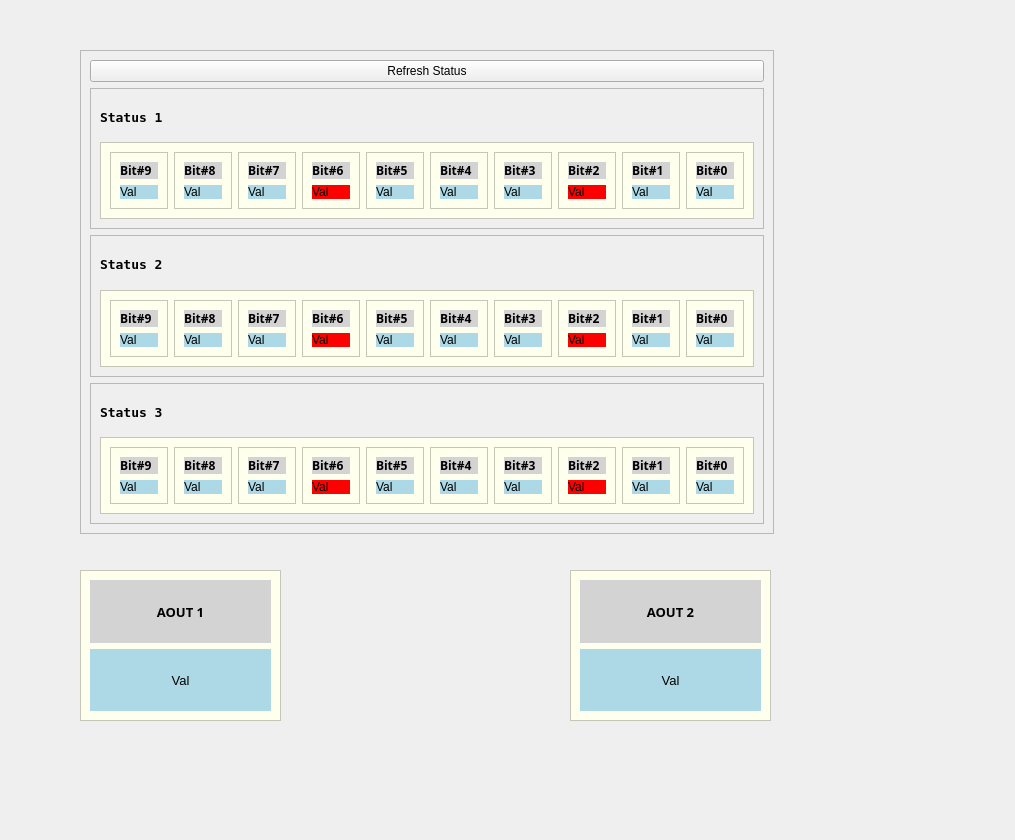
Before: the Qt Designer form host_ware/UIs/status_gui.ui in Mahmoussam/EwE, drawn with Qt 5.
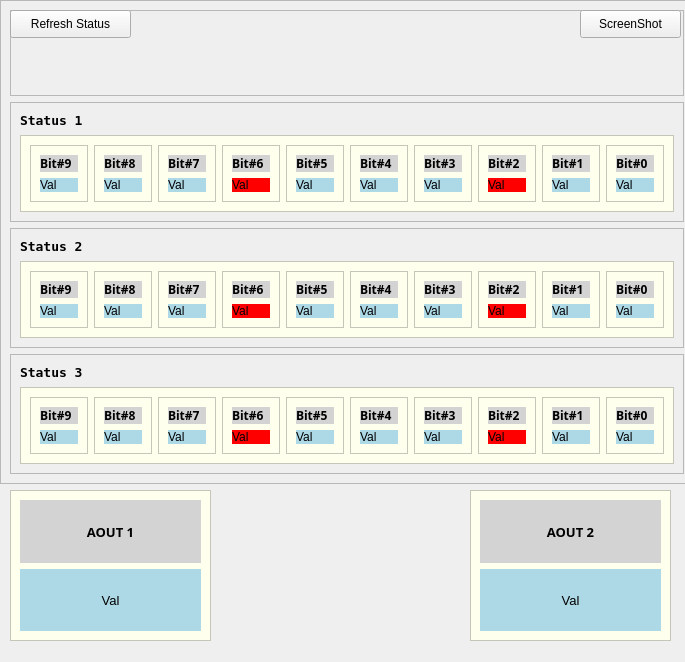
After: the same form once the commit is applied. Icons and pictures are not drawn.

Commit message: [+] UI/UX enhancement commit: [*] uses dynamically generated absolute paths [*] checks for missing files on startup [*] added screenshot buutton to GD status ui [#] Tested.

The edit to the form file:
```diff
--- a/host_ware/UIs/status_gui.ui
+++ b/host_ware/UIs/status_gui.ui
@@ -6,8 +6,8 @@
    <rect>
     <x>0</x>
     <y>0</y>
-    <width>1015</width>
-    <height>840</height>
+    <width>685</width>
+    <height>662</height>
    </rect>
   </property>
   <property name="windowTitle">
@@ -16,8 +16,8 @@
   <widget class="QFrame" name="frame_13">
    <property name="geometry">
     <rect>
-     <x>80</x>
-     <y>50</y>
+     <x>0</x>
+     <y>0</y>
      <width>694</width>
      <height>484</height>
     </rect>
@@ -30,10 +30,56 @@
    </property>
    <layout class="QVBoxLayout" name="verticalLayout_45">
     <item>
-     <widget class="QPushButton" name="pushButton">
-      <property name="text">
-       <string>Refresh Status</string>
+     <widget class="QFrame" name="frame">
+      <property name="frameShape">
+       <enum>QFrame::StyledPanel</enum>
       </property>
+      <property name="frameShadow">
+       <enum>QFrame::Raised</enum>
+      </property>
+      <widget class="QPushButton" name="refresh_status_button">
+       <property name="geometry">
+        <rect>
+         <x>0</x>
+         <y>0</y>
+         <width>121</width>
+         <height>28</height>
+        </rect>
+       </property>
+       <property name="toolTip">
+        <string>Refresh status values. a request to mcu.</string>
+       </property>
+       <property name="text">
+        <string>Refresh Status</string>
+       </property>
+       <property name="icon">
+        <iconset resource="../icons/icons.qrc">
+         <normaloff>:/icon/refresh.svg</normaloff>:/icon/refresh.svg</iconset>
+       </property>
+      </widget>
+      <widget class="QPushButton" name="screenshot_button">
+       <property name="geometry">
+        <rect>
+         <x>570</x>
+         <y>0</y>
+         <width>101</width>
+         <height>28</height>
+        </rect>
+       </property>
+       <property name="toolTip">
+        <string>take scrn shot of the ui</string>
+       </property>
+       <property name="statusTip">
+        <string>Saves already shown registers data by taking screenshot of ui.saved to `./screenshots`</string>
+       </property>
+       <property name="text">
+        <string>ScreenShot</string>
+       </property>
+       <property name="icon">
+        <iconset resource="../icons/icons.qrc">
+         <normaloff>:/icon/screenshot.svg</normaloff>:/icon/screenshot.svg</iconset>
+       </property>
+      </widget>
      </widget>
     </item>
     <item>
@@ -1427,8 +1473,8 @@
   <widget class="QFrame" name="frame_50">
    <property name="geometry">
     <rect>
-     <x>80</x>
-     <y>570</y>
+     <x>10</x>
+     <y>490</y>
      <width>201</width>
      <height>151</height>
     </rect>
@@ -1487,8 +1533,8 @@
   <widget class="QFrame" name="frame_51">
    <property name="geometry">
     <rect>
-     <x>570</x>
-     <y>570</y>
+     <x>470</x>
+     <y>490</y>
      <width>201</width>
      <height>151</height>
     </rect>
```
Left out of the diff: 4 changed lines with no effect on the pictures. The commit also changes 8 other files.
